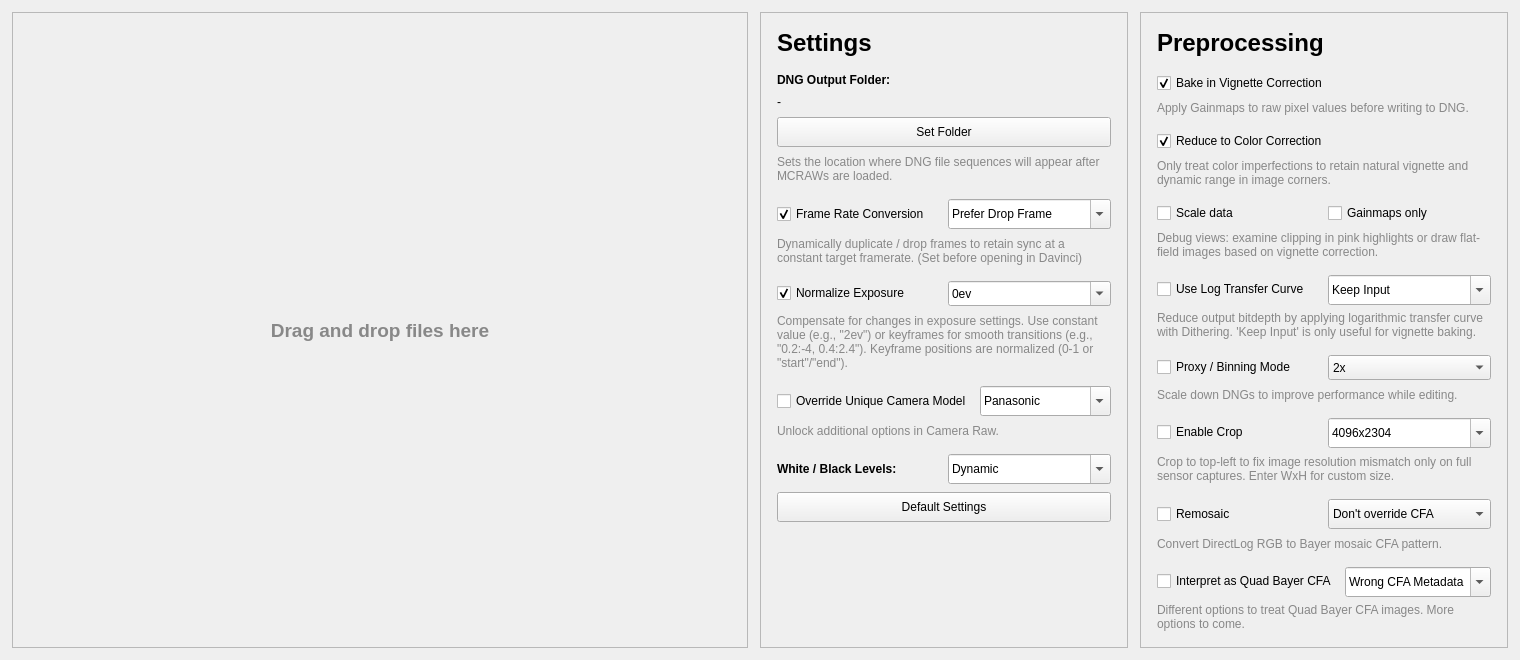
Qt form ui/mainwindow.ui (LeonardSander/motioncam-fs) before a commit.
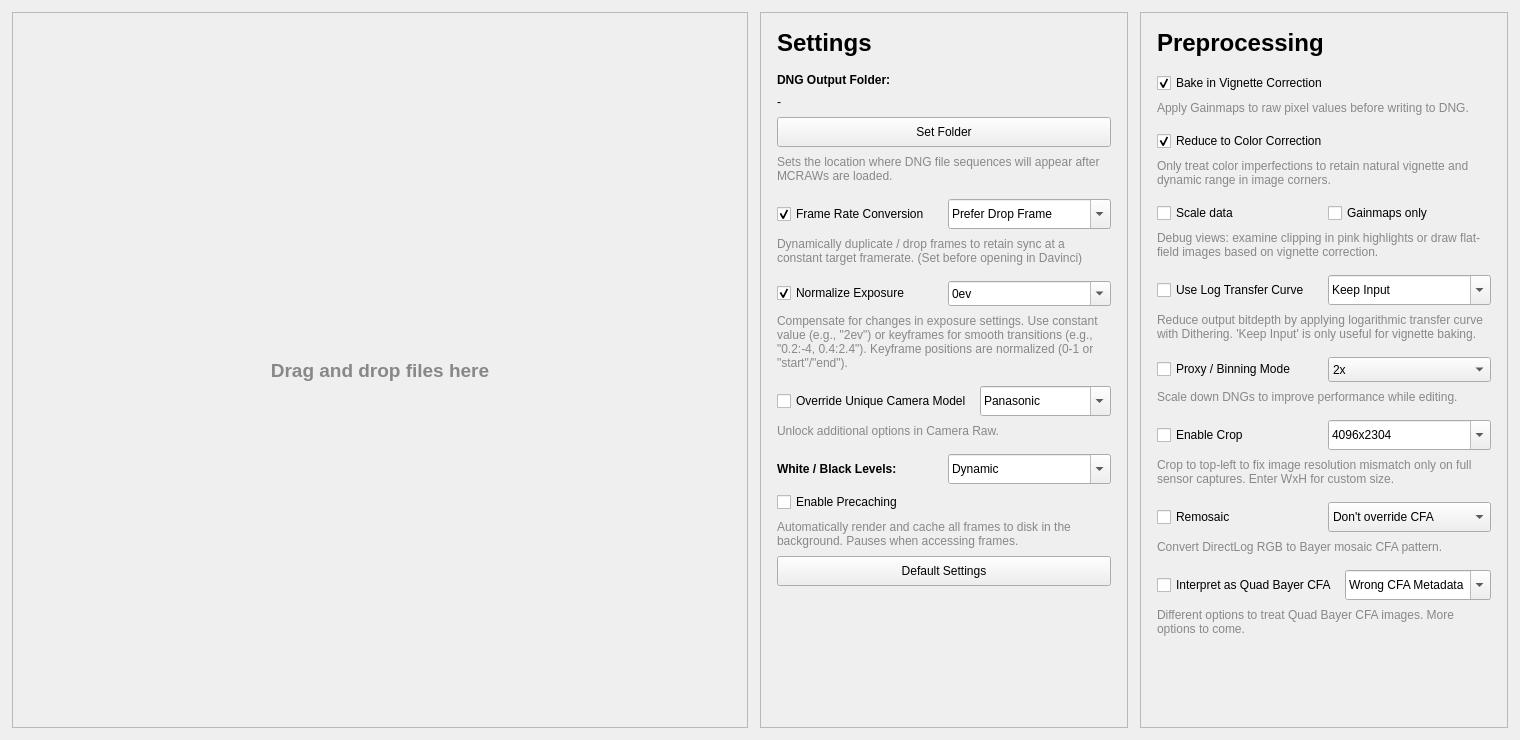
The same form after that commit.

Commit message: declutter function calls by introducing render options & improve per clip metrics & attempted consolidation of vfsi

The edit to the form file:
```diff
--- a/ui/mainwindow.ui
+++ b/ui/mainwindow.ui
@@ -7,7 +7,7 @@
     <x>0</x>
     <y>0</y>
     <width>1520</width>
-    <height>660</height>
+    <height>740</height>
    </rect>
   </property>
   <property name="windowTitle">
@@ -552,6 +552,33 @@
           </layout>
          </item>
          <item>
+        <layout class="QVBoxLayout" name="precacheSection">
+         <property name="spacing">
+          <number>8</number>
+         </property>
+         <item>
+          <widget class="QCheckBox" name="precacheCheckBox">
+           <property name="text">
+            <string>Enable Precaching</string>
+           </property>
+           <property name="checked">
+            <bool>false</bool>
+           </property>
+          </widget>
+         </item>
+         <item>
+          <widget class="QLabel" name="precacheLabel">
+           <property name="text">
+            <string>&lt;html&gt;&lt;head/&gt;&lt;body&gt;&lt;p&gt;&lt;span style=&quot; font-size:9pt; color:#888888;&quot;&gt;Automatically render and cache all frames to disk in the background. Pauses when accessing frames.&lt;/span&gt;&lt;/p&gt;&lt;/body&gt;&lt;/html&gt;</string>
+           </property>
+           <property name="wordWrap">
+            <bool>true</bool>
+           </property>
+          </widget>
+         </item>
+        </layout>
+       </item>
+       <item>
         <layout class="QVBoxLayout" name="defaultSection">
          <property name="spacing">
           <number>8</number>
```
The commit also changes 24 other files.
